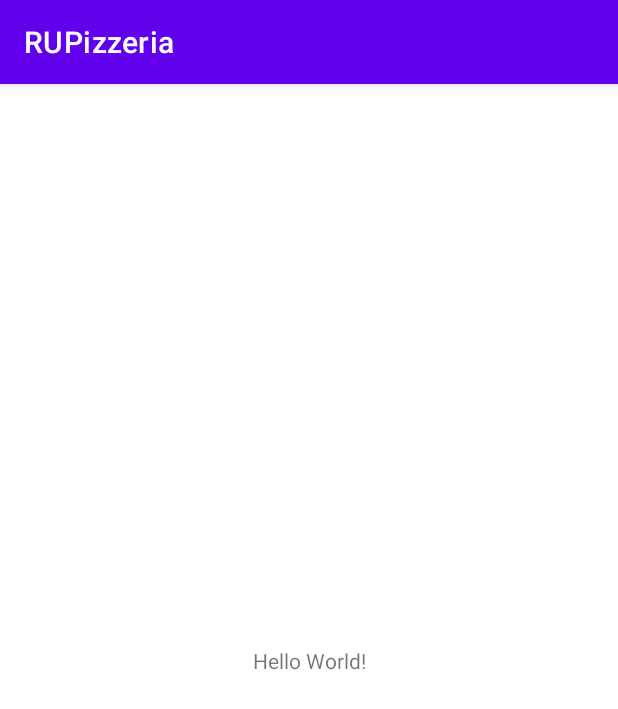
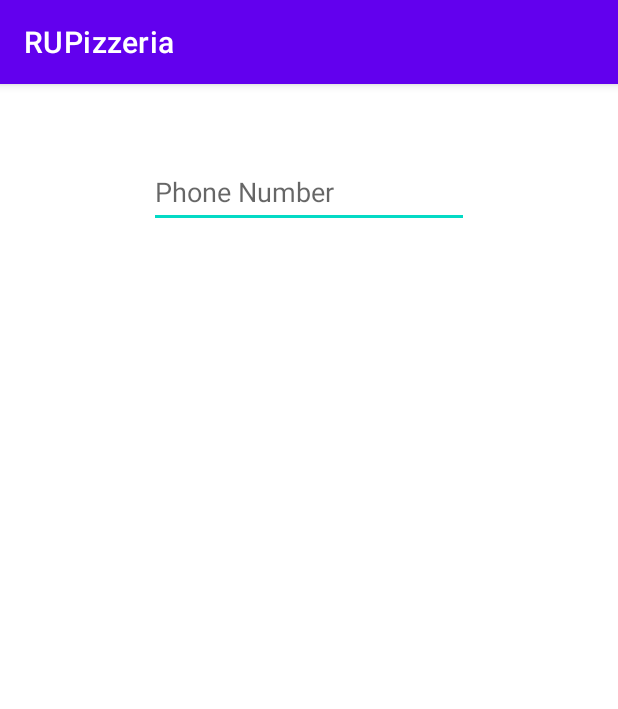
Before and after one commit to shussain11563/RuPizzeriaAndroidApp, an Android app: the screen it shows after launch (MainActivity), on a phone screen of 412 x 824 dp. Shown: the top 709 px of the screen. Run offline under Robolectric (Android 15) with nearby library versions, the phone set to English and light mode, and no system bars.

Commit message:
added phoneNumber

```diff
--- a/app/src/main/AndroidManifest.xml
+++ b/app/src/main/AndroidManifest.xml
@@ -9,7 +9,7 @@
             android:roundIcon="@mipmap/ic_launcher_round"
             android:supportsRtl="true"
             android:theme="@style/Theme.RUPizzeria">
-        <activity android:name=".MainActivity">
+        <activity android:name=".MainActivity" android:exported="true">
             <intent-filter>
                 <action android:name="android.intent.action.MAIN"/>
 
--- a/app/src/main/res/layout/activity_main.xml
+++ b/app/src/main/res/layout/activity_main.xml
@@ -6,13 +6,20 @@
         android:layout_width="match_parent"
         android:layout_height="match_parent"
         tools:context=".MainActivity">
-    <TextView
-            android:layout_width="wrap_content"
-            android:layout_height="wrap_content"
-            android:text="Hello World!"
-            app:layout_constraintBottom_toBottomOf="parent"
-            app:layout_constraintLeft_toLeftOf="parent"
-            app:layout_constraintRight_toRightOf="parent"
-            app:layout_constraintTop_toTopOf="parent"/>
 
+    <EditText
+        android:id="@+id/editTextPhone"
+        android:layout_width="wrap_content"
+        android:layout_height="wrap_content"
+        android:layout_marginStart="101dp"
+        android:layout_marginTop="48dp"
+        android:layout_marginEnd="101dp"
+        android:ems="10"
+        android:hint="Phone Number"
+        android:importantForAutofill="no"
+        android:inputType="phone"
+        android:minHeight="48dp"
+        app:layout_constraintEnd_toEndOf="parent"
+        app:layout_constraintStart_toStartOf="parent"
+        app:layout_constraintTop_toTopOf="parent" />
 </androidx.constraintlayout.widget.ConstraintLayout>
```
Also changed, not shown: 1 other file.
